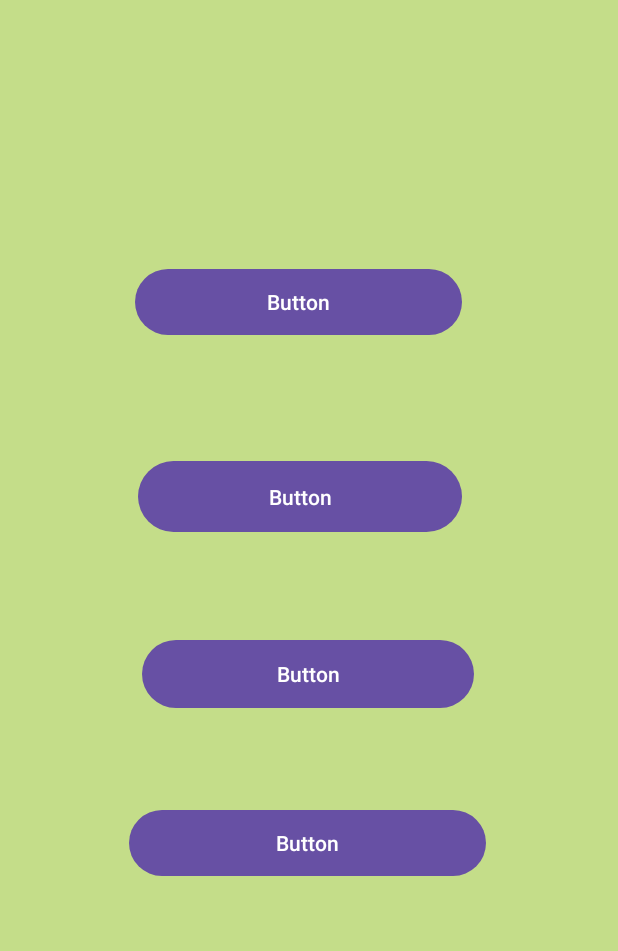
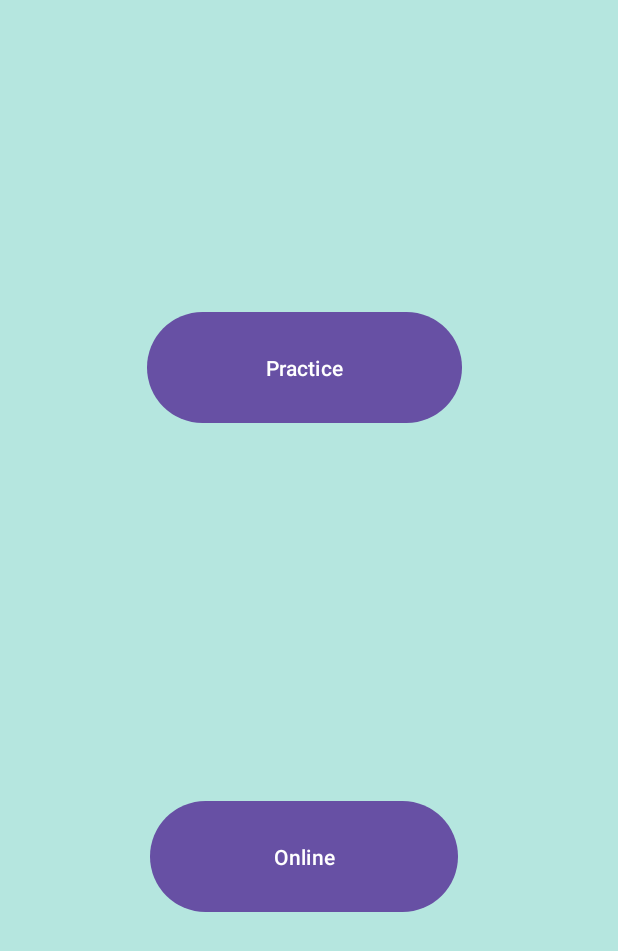
Before and after one commit to linoy510/MyApplication2, an Android app: the screen it shows after launch once a user with an empty profile is signed in (GameActivity1 before the commit, MainAtv1 after it), on a phone screen of 412 x 824 dp. Shown: the top 951 px of the screen. Run offline under Robolectric (Android 15) with nearby library versions, the phone set to English and light mode, and no system bars; our stand-ins replace Firebase (no records; nobody signed in at launch, a user with empty details on screens opened directly).

Commit message:
להמשיך ספינר רמות ועוד שאלות

```diff
--- a/app/src/main/AndroidManifest.xml
+++ b/app/src/main/AndroidManifest.xml
@@ -12,6 +12,9 @@
         android:supportsRtl="true"
         android:theme="@style/Theme.MyApplication"
         tools:targetApi="31">
+        <activity
+            android:name=".MainAtv1"
+            android:exported="false" />
         <activity
             android:name=".GameActivity1"
             android:exported="false" />
--- /dev/null
+++ b/app/src/main/java/com/example/myapplication/MainAtv1.java
@@ -0,0 +1,26 @@
+package com.example.myapplication;
+
+import androidx.appcompat.app.AppCompatActivity;
+
+import android.content.Intent;
+import android.os.Bundle;
+import android.view.View;
+import android.widget.Spinner;
+
+public class MainAtv1 extends AppCompatActivity {
+
+    @Override
+    protected void onCreate(Bundle savedInstanceState) {
+        super.onCreate(savedInstanceState);
+        setContentView(R.layout.activity_main_atv1);
+    }
+
+    public void onClick(View view)
+    {
+     //   Intent intent = new Intent(MainAtv1.this, GameActivity1.class);
+      //  startActivity(intent);
+
+        Spinner spinner = findViewById(R.id.spAt1Level);
+        spinner.setVisibility(View.VISIBLE);
+    }
+}
--- a/app/src/main/java/com/example/myapplication/loginPage.java
+++ b/app/src/main/java/com/example/myapplication/loginPage.java
@@ -30,7 +30,7 @@ public class loginPage extends AppCompatActivity {
 
     private void moveToNextActivity()
     {
-        Intent intent = new Intent(loginPage.this, GameActivity1.class);
+        Intent intent = new Intent(loginPage.this, MainAtv1.class);
         startActivity(intent);
     }
 
--- /dev/null
+++ b/app/src/main/res/layout/activity_main_atv1.xml
@@ -0,0 +1,43 @@
+<?xml version="1.0" encoding="utf-8"?>
+<androidx.constraintlayout.widget.ConstraintLayout xmlns:android="http://schemas.android.com/apk/res/android"
+    xmlns:app="http://schemas.android.com/apk/res-auto"
+    xmlns:tools="http://schemas.android.com/tools"
+    android:layout_width="match_parent"
+    android:layout_height="match_parent"
+    android:background="#FFFFFF"
+    android:backgroundTint="#B5E6DF"
+    tools:context=".MainAtv1">
+
+    <Button
+        android:id="@+id/button7"
+        android:layout_width="210dp"
+        android:layout_height="82dp"
+        android:layout_marginTop="204dp"
+        android:layout_marginEnd="104dp"
+        android:onClick="onClick"
+        android:text="Practice"
+        app:layout_constraintEnd_toEndOf="parent"
+        app:layout_constraintTop_toTopOf="parent" />
+
+    <Button
+        android:id="@+id/button8"
+        android:layout_width="205dp"
+        android:layout_height="82dp"
+        android:layout_marginStart="100dp"
+        android:layout_marginBottom="212dp"
+        android:text="Online"
+        app:layout_constraintBottom_toBottomOf="parent"
+        app:layout_constraintStart_toStartOf="parent" />
+
+    <Spinner
+
+        android:id="@+id/spAt1Level"
+        android:visibility="invisible"
+        android:layout_width="227dp"
+        android:layout_height="66dp"
+        android:layout_marginTop="108dp"
+        android:layout_marginEnd="100dp"
+        android:textAlignment="center"
+        app:layout_constraintEnd_toEndOf="parent"
+        app:layout_constraintTop_toTopOf="parent" />
+</androidx.constraintlayout.widget.ConstraintLayout>
```
Also changed, not shown: app/src/main/java/com/example/myapplication/GameActivity1.java (+40 -18 lines), app/src/main/res/layout/activity_main.xml (+16 -6 lines).
